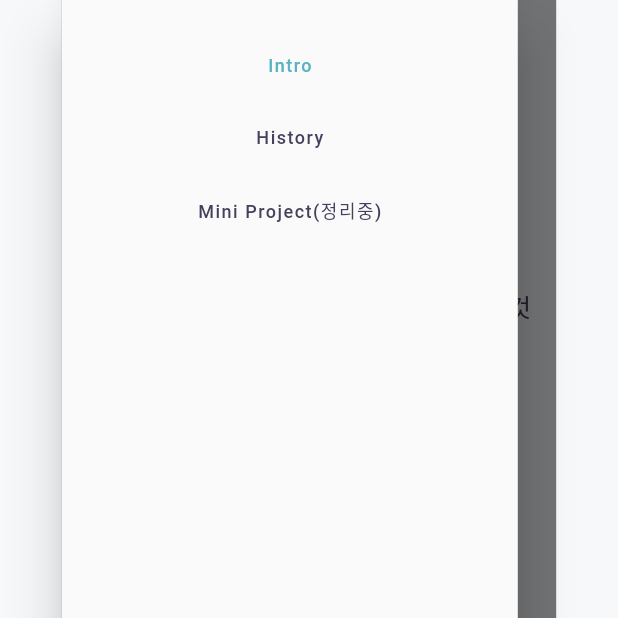
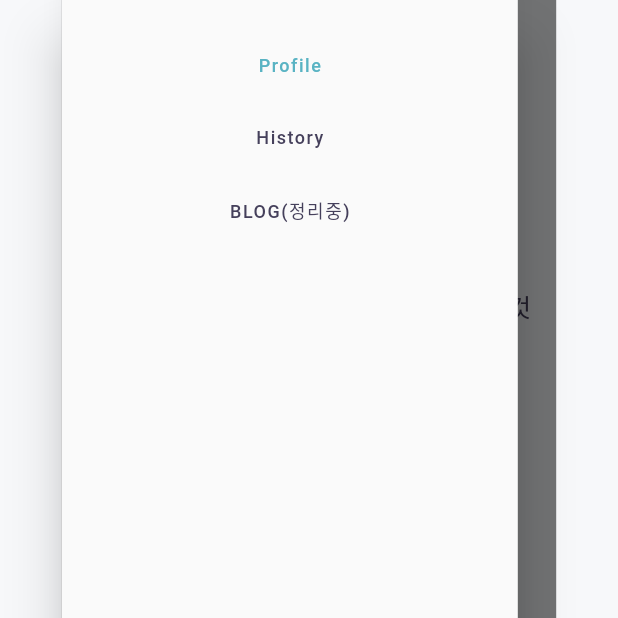
Before and after one commit to JS3322/portfolio_profile_flutter, a Flutter app: the screen it shows after launch, with the side drawer open, on a phone screen of 412 x 824 dp, the top half of it. Run offline on Flutter 3.47's test engine with Material 2 defaults, Android fonts, the phone set to English and light mode, and no system bars; missing offline and left inert: dart:html; network calls fail; Roboto replaces fonts that are missing (NexaBold, NexaLight, ProductSans).

Commit message:
20210128_fix1

```diff
--- a/lib/constants/strings.dart
+++ b/lib/constants/strings.dart
@@ -10,10 +10,11 @@ class Strings {
   static const String summary = '눈이 오는 날은 겨울입니다. 춥네요.';
   static const String experience = '참여 프로젝트';
   static const String skills_i_have = '주요 기술';
-  static const String rights_reserved = 'P. 2021 GANADA STEP. WELCOME.';
+  static const String rights_reserved =
+      'P. 2021 GANADA STEP. OUR OBJECT UNDEFINED.';
 
   //menu items
-  static const String menu_home = 'Intro';
+  static const String menu_home = 'Profile';
   static const String menu_about = 'History';
-  static const String menu_contact = 'Mini Project(정리중)';
+  static const String menu_contact = 'BLOG(정리중)';
 }
```
Also changed, not shown: 1 other file.
